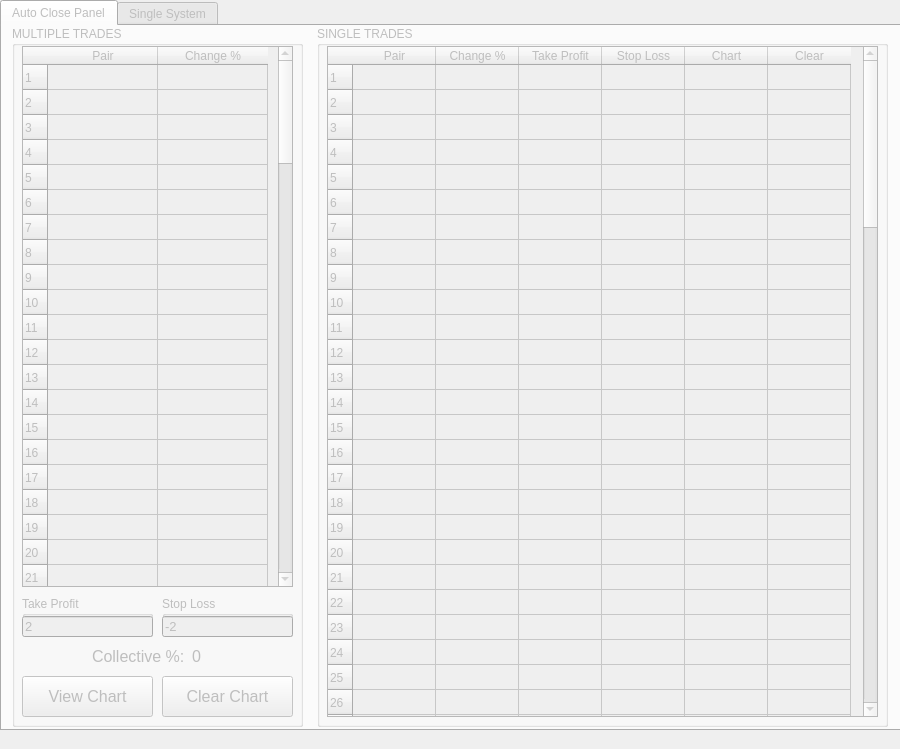
terrencstaciralphlindgr/Bitsgap-Trading-Bot, file main.ui: the form before one commit.
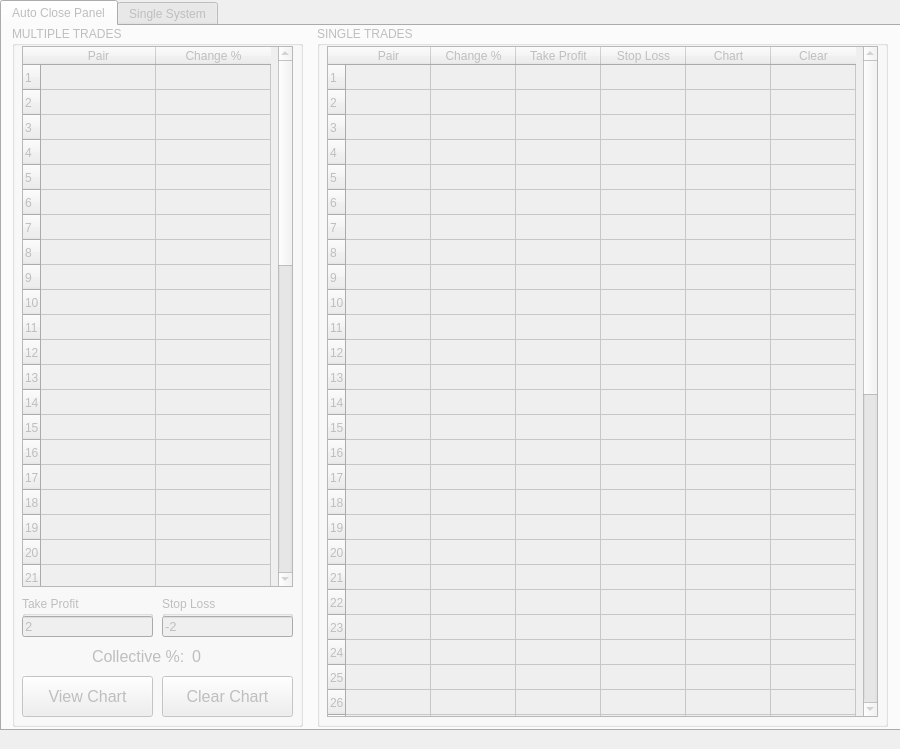
The form after the commit.

Commit message: Add price live update

```diff
--- a/main.ui
+++ b/main.ui
@@ -112,13 +112,13 @@
         <bool>false</bool>
        </property>
        <property name="rowCount">
-        <number>100</number>
+        <number>50</number>
        </property>
        <property name="columnCount">
         <number>6</number>
        </property>
        <attribute name="horizontalHeaderDefaultSectionSize">
-        <number>83</number>
+        <number>85</number>
        </attribute>
        <attribute name="verticalHeaderDefaultSectionSize">
         <number>25</number>
@@ -166,56 +166,6 @@
        <row/>
        <row/>
        <row/>
-       <row/>
-       <row/>
-       <row/>
-       <row/>
-       <row/>
-       <row/>
-       <row/>
-       <row/>
-       <row/>
-       <row/>
-       <row/>
-       <row/>
-       <row/>
-       <row/>
-       <row/>
-       <row/>
-       <row/>
-       <row/>
-       <row/>
-       <row/>
-       <row/>
-       <row/>
-       <row/>
-       <row/>
-       <row/>
-       <row/>
-       <row/>
-       <row/>
-       <row/>
-       <row/>
-       <row/>
-       <row/>
-       <row/>
-       <row/>
-       <row/>
-       <row/>
-       <row/>
-       <row/>
-       <row/>
-       <row/>
-       <row/>
-       <row/>
-       <row/>
-       <row/>
-       <row/>
-       <row/>
-       <row/>
-       <row/>
-       <row/>
-       <row/>
        <row/>
        <row/>
        <row/>
@@ -298,7 +248,7 @@
         <bool>false</bool>
        </property>
        <property name="rowCount">
-        <number>100</number>
+        <number>50</number>
        </property>
        <property name="columnCount">
         <number>2</number>
@@ -310,7 +260,7 @@
         <bool>false</bool>
        </attribute>
        <attribute name="horizontalHeaderDefaultSectionSize">
-        <number>110</number>
+        <number>115</number>
        </attribute>
        <attribute name="horizontalHeaderHighlightSections">
         <bool>true</bool>
@@ -371,56 +321,6 @@
        <row/>
        <row/>
        <row/>
-       <row/>
-       <row/>
-       <row/>
-       <row/>
-       <row/>
-       <row/>
-       <row/>
-       <row/>
-       <row/>
-       <row/>
-       <row/>
-       <row/>
-       <row/>
-       <row/>
-       <row/>
-       <row/>
-       <row/>
-       <row/>
-       <row/>
-       <row/>
-       <row/>
-       <row/>
-       <row/>
-       <row/>
-       <row/>
-       <row/>
-       <row/>
-       <row/>
-       <row/>
-       <row/>
-       <row/>
-       <row/>
-       <row/>
-       <row/>
-       <row/>
-       <row/>
-       <row/>
-       <row/>
-       <row/>
-       <row/>
-       <row/>
-       <row/>
-       <row/>
-       <row/>
-       <row/>
-       <row/>
-       <row/>
-       <row/>
-       <row/>
-       <row/>
        <column>
         <property name="text">
          <string>Pair</string>
```
Left out of the diff: 52 changed lines with no effect on the pictures. The commit also changes 2 other files.
